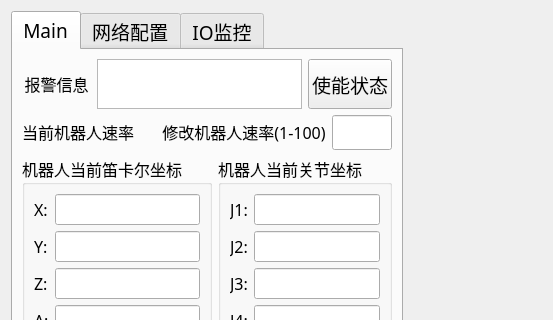
First picture: the form in mywindow.ui, repository duanyifei777/TCPClint, before the edit; both pictures show x 0 to 553 and y 0 to 320 of the 820 by 470 pixel window.
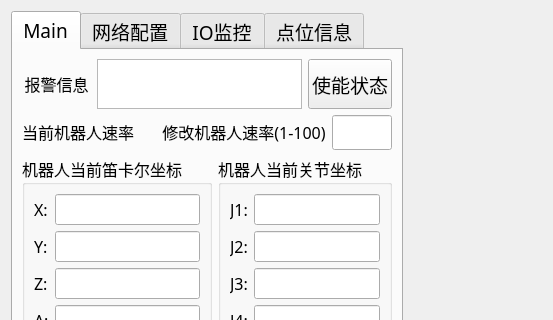
Second picture: the form after the edit.

Commit message: 版本6（加入点位信息功能）

Diff of the .ui file:
```diff
--- a/mywindow.ui
+++ b/mywindow.ui
@@ -6,7 +6,7 @@
    <rect>
     <x>0</x>
     <y>0</y>
-    <width>675</width>
+    <width>743</width>
     <height>470</height>
    </rect>
   </property>
@@ -494,6 +494,11 @@
        <string>IO监控</string>
       </attribute>
      </widget>
+     <widget class="QWidget" name="tabPoint">
+      <attribute name="title">
+       <string>点位信息</string>
+      </attribute>
+     </widget>
     </widget>
    </item>
    <item>
```
The commit also changes 6 other files.
